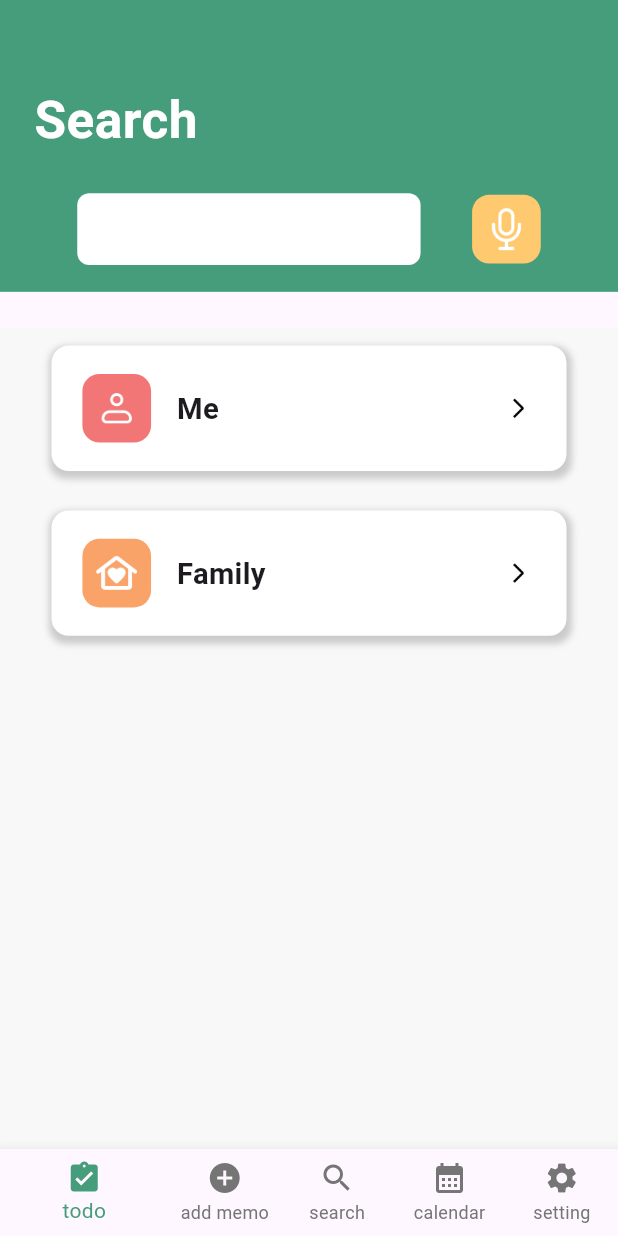
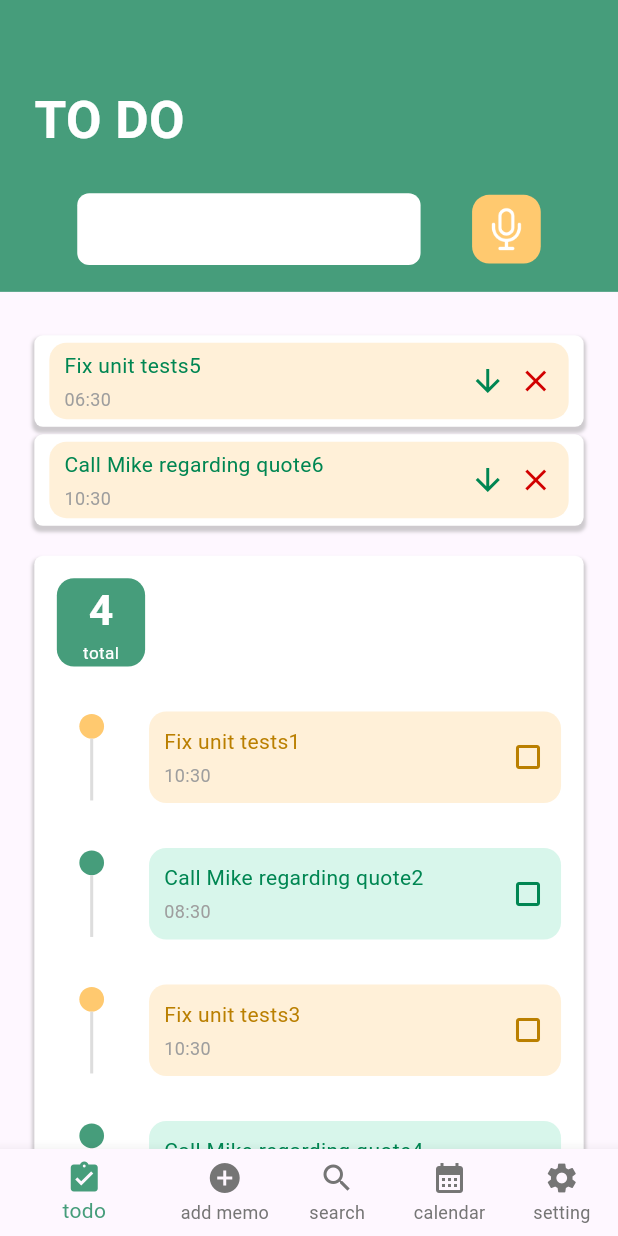
Before and after one commit to IntelliMem/Frontend, a Flutter app: the screen it shows after launch, on a phone screen of 412 x 824 dp. Run offline on Flutter 3.47's test engine with Material 3 defaults, Android fonts, the phone set to English and light mode, and no system bars; our stand-ins replace carousel_slider, flutter_screenutil, font_awesome_flutter, smooth_page_indicator.

Commit message:
todo 페이지

```diff
--- a/lib/Screen/home.dart
+++ b/lib/Screen/home.dart
@@ -1,5 +1,6 @@
 import 'package:flutter/material.dart';
 import 'package:imagine_cup/Screen/search_screen.dart';
+import 'package:imagine_cup/Screen/todo_screen.dart';
 
 class Home extends StatefulWidget {
   final int pageIndex;
@@ -20,11 +21,11 @@ class _HomeState extends State<Home> {
     _selectedIndex = widget.pageIndex;
 
     pages = <Widget>[
-      SearchScreen(userId: "userID"),
-      SearchScreen(userId: "userID"),
-      SearchScreen(userId: "userID"),
-      SearchScreen(userId: "userID"),
-      SearchScreen(userId: "userID"),
+      TodoScreen(userId: widget.userId),
+      SearchScreen(userId: widget.userId),
+      SearchScreen(userId: widget.userId),
+      SearchScreen(userId: widget.userId),
+      SearchScreen(userId: widget.userId),
     ];
   }
 
--- a/lib/Screen/search_screen.dart
+++ b/lib/Screen/search_screen.dart
@@ -12,13 +12,16 @@ class SearchScreen extends StatelessWidget {
   Widget build(BuildContext context) {
     return Column(
       children: [
-        SearchHeadWidget(),
+        SearchHeadWidget(
+          label: 'Search',
+        ),
         Expanded(
           child: SingleChildScrollView(
             child: Container(
               color: const Color(0xffF8F8F8),
               constraints: BoxConstraints(
-                minHeight: MediaQuery.of(context).size.height, // 최소 높이를 화면 전체로 설정
+                minHeight:
+                    MediaQuery.of(context).size.height, // 최소 높이를 화면 전체로 설정
               ),
               child: Column(
                 children: [
@@ -37,9 +40,7 @@ class SearchScreen extends StatelessWidget {
             ),
           ),
         ),
-
       ],
     );
-
   }
 }
--- /dev/null
+++ b/lib/Screen/todo_screen.dart
@@ -0,0 +1,79 @@
+import 'package:flutter/material.dart';
+import 'package:imagine_cup/Widget/search_header.dart';
+import 'package:imagine_cup/Widget/todo/add_todo_list.dart';
+import 'package:imagine_cup/Widget/todo/todo_item.dart';
+import 'package:imagine_cup/Widget/todo/todo_list.dart';
+
+class TodoScreen extends StatefulWidget {
+  String userId;
+  TodoScreen({super.key, required this.userId});
+
+  @override
+  State<TodoScreen> createState() => _TodoScreenState();
+}
+
+class _TodoScreenState extends State<TodoScreen> {
+  List<TodoItem> list = [
+    TodoItem(
+        work: 'Fix unit tests1',
+        timestamp: DateTime.now().subtract(Duration(days: 1))),
+    TodoItem(
+        work: 'Call Mike regarding quote2',
+        timestamp: DateTime.now().subtract(Duration(hours: 2))),
+    TodoItem(
+        work: 'Fix unit tests3',
+        timestamp: DateTime.now().subtract(Duration(days: 3))),
+    TodoItem(
+        work: 'Call Mike regarding quote4',
+        timestamp: DateTime.now().subtract(Duration(minutes: 30))),
+  ];
+
+  List<TodoItem> addList = [
+    TodoItem(
+        work: 'Fix unit tests5',
+        timestamp: DateTime.now().subtract(Duration(hours: 4))),
+    TodoItem(
+        work: 'Call Mike regarding quote6',
+        timestamp: DateTime.now().subtract(Duration(days: 2))),
+  ];
+
+  void deleteItem(TodoItem item) {
+    setState(() {
+      addList.removeWhere(
+          (todo) => todo.work == item.work && todo.timestamp == item.timestamp);
+    });
+  }
+
+  void addItem(TodoItem item) {
+    setState(() {
+      list.add(item);
+    });
+  }
+
+  @override
+  Widget build(BuildContext context) {
+    return SingleChildScrollView(
+      child: Column(
+        children: [
+          SearchHeadWidget(
+            label: 'TO DO',
+          ),
+          Column(
+            children: addList.map((item) {
+              return AddTodoList(
+                work: item.work,
+                timestamp: item.timestamp,
+                onDelete: deleteItem,
+                onAdd: addItem,
+              );
+            }).toList(),
+          ),
+          TodoList(
+            userId: widget.userId,
+            list: list,
+          ),
+        ],
+      ),
+    );
+  }
+}
--- a/lib/Widget/search_header.dart
+++ b/lib/Widget/search_header.dart
@@ -3,7 +3,8 @@ import 'package:flutter_screenutil/flutter_screenutil.dart';
 import 'mic_widget.dart';
 
 class SearchHeadWidget extends StatelessWidget {
-  const SearchHeadWidget({super.key});
+  final String label;
+  const SearchHeadWidget({super.key, required this.label});
 
   @override
   Widget build(BuildContext context) {
@@ -12,15 +13,15 @@ class SearchHeadWidget extends StatelessWidget {
       margin: EdgeInsets.only(bottom: 20.h),
       color: const Color(0xff469D7B),
       child: Column(
-        mainAxisSize: MainAxisSize.min,  // min 설정을 통해서 overflow 막음
+        mainAxisSize: MainAxisSize.min, // min 설정을 통해서 overflow 막음
         children: [
           Row(
             mainAxisAlignment: MainAxisAlignment.start,
             children: [
               Container(
-                margin: EdgeInsets.only(top:0.h,left: 20.w, bottom: 20.h),
+                margin: EdgeInsets.only(top: 0.h, left: 20.w, bottom: 20.h),
                 child: Text(
-                  'Search',
+                  label,
                   style: TextStyle(
                       fontSize: 30.sp,
                       fontWeight: FontWeight.w700,
--- /dev/null
+++ b/lib/Widget/todo/add_todo_list.dart
@@ -0,0 +1,100 @@
+import 'package:flutter/material.dart';
+import 'package:flutter_screenutil/flutter_screenutil.dart';
+import 'package:imagine_cup/Screen/todo_screen.dart';
+import 'package:imagine_cup/Widget/todo/todo_item.dart';
+import 'package:imagine_cup/util.dart';
+import 'package:intl/intl.dart';
+
+class AddTodoList extends StatelessWidget {
+  final String work;
+  final DateTime timestamp;
+  final Function(TodoItem) onDelete;
+  final Function(TodoItem) onAdd;
+  AddTodoList(
+      {super.key,
+      required this.work,
+      required this.timestamp,
+      required this.onDelete,
+      required this.onAdd});
+
+  final double _containerWidth = Util.getWidgetSize(8 / 9);
+
+  @override
+  Widget build(BuildContext context) {
+    String formattedTime = DateFormat('HH:mm').format(timestamp);
+
+    return Container(
+      width: _containerWidth,
+      margin: EdgeInsets.fromLTRB(0, 5, 0, 0),
+      decoration: BoxDecoration(
+        color: Color(0xffFFFFFF),
+        borderRadius: BorderRadius.circular(5.r),
+        boxShadow: [
+          BoxShadow(
+            color: Colors.grey.withOpacity(0.5),
+            spreadRadius: 1.w,
+            blurRadius: 1.h,
+            offset: const Offset(0, 3),
+          ),
+        ],
+      ),
+      padding: EdgeInsets.fromLTRB(10, 5, 10, 5),
+      child: Container(
+          padding: EdgeInsets.fromLTRB(10, 5, 10, 5),
+          decoration: BoxDecoration(
+            color: Color(0xffFFF0D8),
+            borderRadius: BorderRadius.circular(10.r),
+          ),
+          child: Row(
+            children: [
+              Expanded(
+                child: Column(
+                  crossAxisAlignment: CrossAxisAlignment.start,
+                  children: [
+                    Text(
+                      work,
+                      style: TextStyle(
+                        color: Color(0xff008652),
+                      ),
+                    ),
+                    SizedBox(height: 4),
+                    Text(
+                      formattedTime,
+                      style: TextStyle(
+                        color: Colors.grey,
+                        fontSize: 12,
+                      ),
+                    ),
+                  ],
+                ),
+              ),
+              Row(
+                mainAxisSize: MainAxisSize.min,
+                children: [
+                  InkWell(
+                    onTap: () {
+                      onAdd(TodoItem(work: work, timestamp: timestamp));
+                      onDelete(TodoItem(work: work, timestamp: timestamp));
+                    },
+                    child: Icon(
+                      Icons.arrow_downward,
+                      color: Color(0xff008652),
+                    ),
+                  ),
+                  SizedBox(width: 8),
+                  InkWell(
+                    onTap: () {
+                      onDelete(TodoItem(work: work, timestamp: timestamp));
+                    },
+                    child: Icon(
+                      Icons.close,
+                      color: Color(0xffD10000),
+                    ),
+                  ),
+                ],
+              ),
+            ],
+          )),
+    );
+  }
+}
--- /dev/null
+++ b/lib/Widget/todo/todo_item.dart
@@ -0,0 +1,6 @@
+class TodoItem {
+  final String work;
+  final DateTime timestamp;
+
+  TodoItem({required this.work, required this.timestamp});
+}
--- /dev/null
+++ b/lib/Widget/todo/todo_list.dart
@@ -0,0 +1,57 @@
+import 'package:flutter/material.dart';
+import 'package:flutter_screenutil/flutter_screenutil.dart';
+import 'package:imagine_cup/Widget/todo/todo_item.dart';
+import 'package:imagine_cup/Widget/todo/todo_list_count.dart';
+import 'package:imagine_cup/Widget/todo/todo_list_widget.dart';
+import 'package:imagine_cup/util.dart';
+
+class TodoList extends StatefulWidget {
+  String userId;
+  List<TodoItem> list;
+
+  TodoList({super.key, required this.userId, required this.list});
+
+  final double _containerWidth = Util.getWidgetSize(8 / 9);
+
+  @override
+  State<TodoList> createState() => _TodoListState();
+}
+
+class _TodoListState extends State<TodoList> {
+  @override
+  Widget build(BuildContext context) {
+    return Container(
+      width: widget._containerWidth,
+      margin: EdgeInsets.fromLTRB(0, 20, 0, 20),
+      decoration: BoxDecoration(
+        color: Color(0xffFFFFFF),
+        borderRadius: BorderRadius.circular(5.r),
+        boxShadow: [
+          BoxShadow(
+            color: Colors.grey.withOpacity(0.5),
+            spreadRadius: 1.w,
+            blurRadius: 1.h,
+            offset: const Offset(0, 3),
+          ),
+        ],
+      ),
+      child: Column(
+        mainAxisSize: MainAxisSize.min,
+        crossAxisAlignment: CrossAxisAlignment.start,
+        children: [
+          TodoListCount(count: widget.list.length),
+          ...widget.list.asMap().entries.map((entry) {
+            int index = entry.key;
+            TodoItem todoItem = entry.value;
+            int version = index % 2;
+            return TodoListWidget(
+              work: todoItem.work,
+              version: version,
+              timestamp: todoItem.timestamp,
+            );
+          }).toList(),
+        ],
+      ),
+    );
+  }
+}
--- /dev/null
+++ b/lib/Widget/todo/todo_list_count.dart
@@ -0,0 +1,43 @@
+import 'package:flutter/material.dart';
+import 'package:flutter_screenutil/flutter_screenutil.dart';
+import 'package:imagine_cup/util.dart';
+
+class TodoListCount extends StatelessWidget {
+  final int count;
+  TodoListCount({super.key, required this.count});
+
+  final double _containerWidth = Util.getWidgetSize(1 / 7);
+
+  @override
+  Widget build(BuildContext context) {
+    return Container(
+      width: _containerWidth,
+      height: _containerWidth,
+      margin: EdgeInsets.all(15),
+      decoration: BoxDecoration(
+        color: Color(0xff469D7B),
+        borderRadius: BorderRadius.circular(10.r),
+      ),
+      child: Column(
+        mainAxisAlignment: MainAxisAlignment.center,
+        children: [
+          Text(
+            count.toString(),
+            style: TextStyle(
+              color: Colors.white,
+              fontSize: 25.sp,
+              fontWeight: FontWeight.bold,
+            ),
+          ),
+          Text(
+            'total',
+            style: TextStyle(
+              color: Colors.white,
+              fontSize: 10.sp,
+            ),
+          ),
+        ],
+      ),
+    );
+  }
+}
--- /dev/null
+++ b/lib/Widget/todo/todo_list_widget.dart
@@ -0,0 +1,148 @@
+import 'package:flutter/material.dart';
+import 'package:flutter_screenutil/flutter_screenutil.dart';
+import 'package:font_awesome_flutter/font_awesome_flutter.dart';
+import 'package:imagine_cup/util.dart';
+import 'package:intl/intl.dart';
+
+class TodoListWidget extends StatelessWidget {
+  final String work;
+  final DateTime timestamp;
+  final int version;
+  const TodoListWidget(
+      {super.key,
+      required this.work,
+      required this.timestamp,
+      required this.version});
+
+  @override
+  Widget build(BuildContext context) {
+    Color circleColor =
+        (version == 1) ? const Color(0xff469D7B) : const Color(0xffFFC96F);
+    Color containerColor =
+        (version == 1) ? const Color(0xffD8F6EB) : const Color(0xffFFF0D8);
+    Color textColor =
+        (version == 1) ? const Color(0xff008652) : const Color(0xffBA7F00);
+
+    return Container(
+      margin: const EdgeInsets.fromLTRB(25, 5, 0, 5),
+      padding: const EdgeInsets.all(5),
+      child: Row(
+        children: [
+          TodoCircle(
+            color: circleColor,
+          ),
+          WorkComponent(
+            work: work,
+            timestamp: timestamp,
+            containerColor: containerColor,
+            textColor: textColor,
+          ),
+        ],
+      ),
+    );
+  }
+}
+
+class WorkComponent extends StatefulWidget {
+  final String work;
+  final DateTime timestamp;
+  final Color containerColor;
+  final Color textColor;
+
+  const WorkComponent({
+    super.key,
+    required this.work,
+    required this.timestamp,
+    required this.containerColor,
+    required this.textColor,
+  });
+
+  @override
+  _WorkComponentState createState() => _WorkComponentState();
+}
+
+class _WorkComponentState extends State<WorkComponent> {
+  bool isIconClicked = false;
+
+  @override
+  Widget build(BuildContext context) {
+    String formattedTime = DateFormat('HH:mm').format(widget.timestamp);
+    return Container(
+      width: Util.getWidgetSize(6 / 9),
+      padding: const EdgeInsets.all(10),
+      margin: const EdgeInsets.fromLTRB(30, 5, 0, 5),
+      decoration: BoxDecoration(
+        color: widget.containerColor,
+        borderRadius: BorderRadius.circular(10.r),
+      ),
+      child: Row(
+        children: [
+          Expanded(
+            child: Column(
+              crossAxisAlignment: CrossAxisAlignment.start,
+              children: [
+                Text(
+                  widget.work,
+                  style: TextStyle(
+                    color: widget.textColor,
+                  ),
+                  softWrap: true,
+                  overflow: TextOverflow.visible,
+                ),
+                SizedBox(height: 4),
+                Text(
+                  formattedTime,
+                  style: TextStyle(
+                    color: Colors.grey,
+                    fontSize: 12,
+                  ),
+                ),
+              ],
+            ),
+          ),
+          InkWell(
+            onTap: () {
+              setState(() {
+                isIconClicked = !isIconClicked;
+              });
+            },
+            child: Icon(
+              isIconClicked ? Icons.check_box : Icons.crop_square_outlined,
+              color: widget.textColor,
+            ),
+          ),
+        ],
+      ),
+    );
+  }
+}
+
+class TodoCircle extends StatelessWidget {
+  final Color color;
+  TodoCircle({super.key, required this.color});
+  final double _containerWidth = Util.getWidgetSize(1 / 25);
+  final double _height = Util.getWidgetSize((1 / 10));
+
+  @override
+  Widget build(BuildContext context) {
+    return Container(
+      child: Column(
+        children: [
+          Container(
+            width: _containerWidth,
+            height: _containerWidth,
+            decoration: BoxDecoration(
+              color: color,
+              shape: BoxShape.circle,
+            ),
+          ),
+          Container(
+            width: 2,
+            height: _height,
+            color: const Color(0xffDDDDDD),
+          ),
+        ],
+      ),
+    );
+  }
+}
--- a/pubspec.yaml
+++ b/pubspec.yaml
@@ -33,6 +33,8 @@ dependencies:
   flutter_screenutil: ^5.9.3
   carousel_slider: ^5.0.0
   smooth_page_indicator: ^1.2.0
+  font_awesome_flutter: ^10.8.0
+  intl: ^0.20.1
 #  speech_to_text: ^7.0.0
 #  flutter_tts: ^4.2.1
 
```
Also changed, not shown: pubspec.lock.
